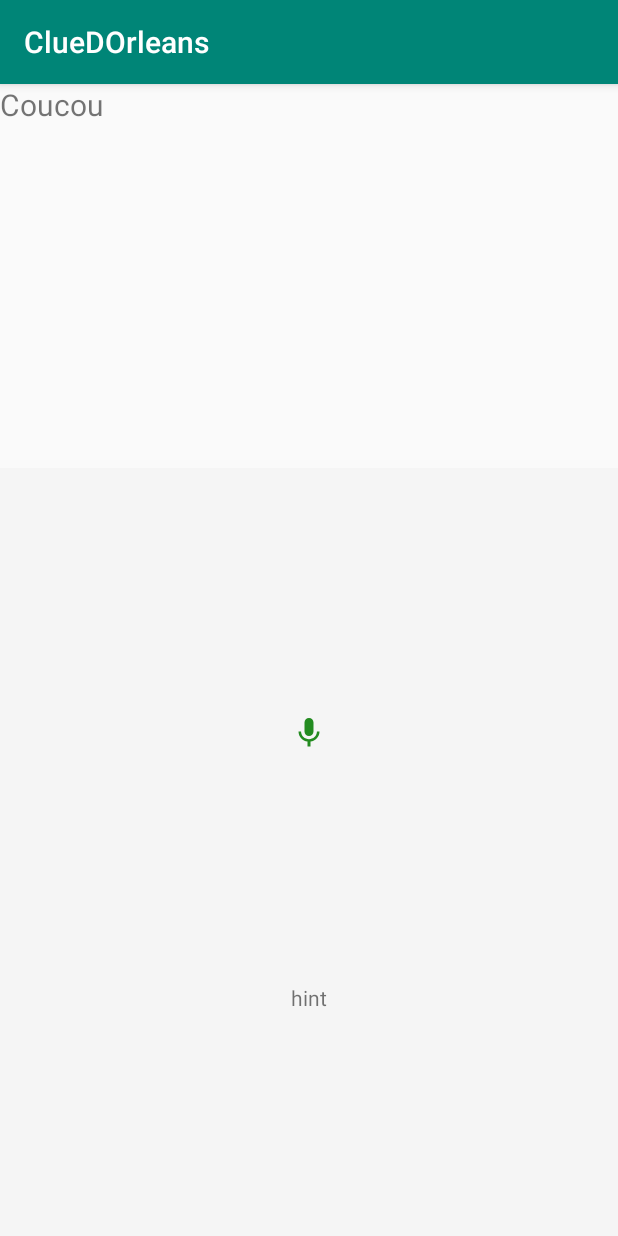
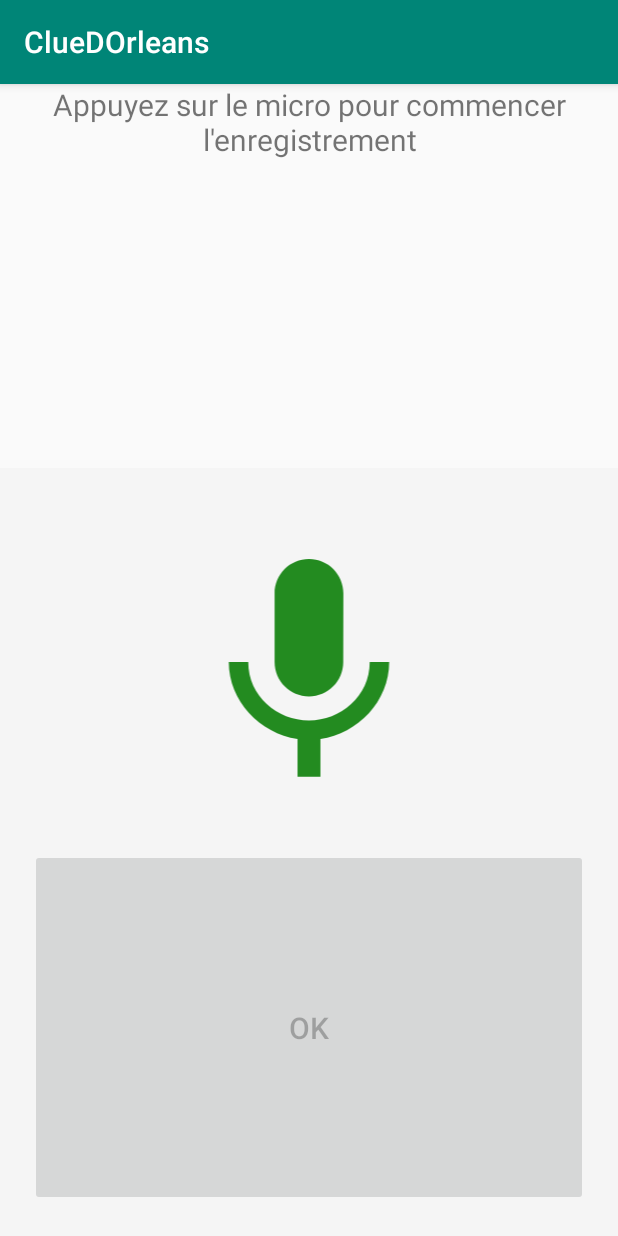
Before and after one commit to Arkadamus/JeuDePiste, an Android app: the Micro screen opened directly, with no data from a screen before it, on a phone screen of 412 x 824 dp. Run offline under Robolectric (Android 15) with nearby library versions, the phone set to English and light mode, and no system bars.

Commit message:
Developpement du vocal avec renvoi sur le MainActivity pour tester les paroles

```diff
--- a/app/src/main/res/layout/activity_micro.xml
+++ b/app/src/main/res/layout/activity_micro.xml
@@ -15,8 +15,9 @@
             android:id="@+id/voiceInput"
             android:layout_width="match_parent"
             android:layout_height="match_parent"
-            android:text="Coucou"
-            android:textSize="20sp"/>
+            android:text="Appuyez sur le micro pour commencer l'enregistrement"
+            android:textAlignment="center"
+            android:textSize="20sp" />
     </LinearLayout>
 
     <LinearLayout
@@ -32,21 +33,23 @@
 
         <ImageButton
             android:id="@+id/btnSpeak"
+            android:layout_width="match_parent"
+            android:layout_height="wrap_content"
             android:layout_weight="2"
-            android:layout_width="wrap_content"
-            android:layout_height="wrap_content"
             android:background="@null"
             android:padding="25dp"
             android:scaleType="fitCenter"
             android:src="@drawable/ic_mic" />
 
-        <TextView
-            android:id="@+id/textView"
-            android:layout_weight="1"
-            android:layout_width="wrap_content"
+        <Button
+            android:id="@+id/btnOK"
+            android:enabled="false"
+            android:layout_width="match_parent"
             android:layout_height="wrap_content"
-            android:layout_below="@id/btnSpeak"
-            android:layout_margin="10dp"
-            android:text="hint" />
+            android:layout_weight="2"
+            android:padding="25dp"
+            android:text="OK"
+            android:textSize="20sp" />
+
     </LinearLayout>
 </LinearLayout>
```
Also changed, not shown: app/src/main/java/com/example/testmap/CPreuve.java (+11 -38 lines), app/src/main/java/com/example/testmap/MainActivity.java (+26 -5 lines), app/src/main/java/com/example/testmap/Micro.java (+26 -2 lines).
